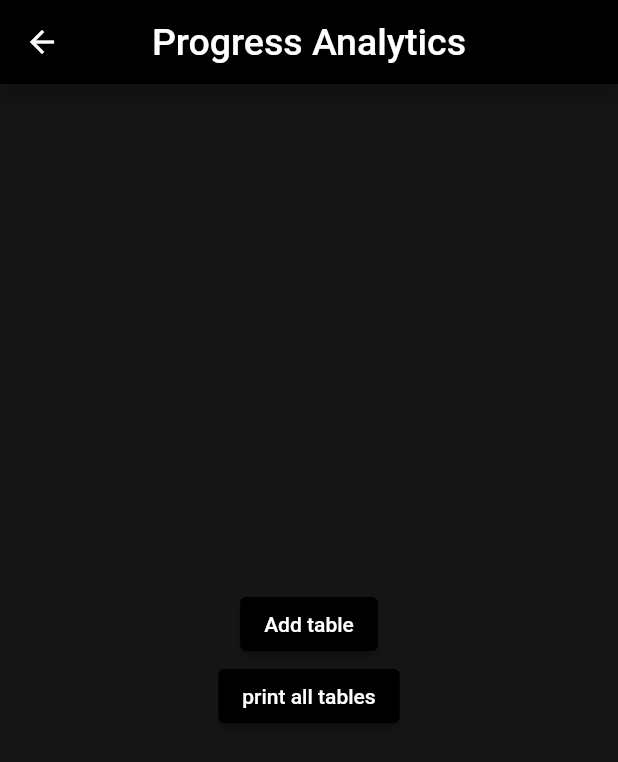
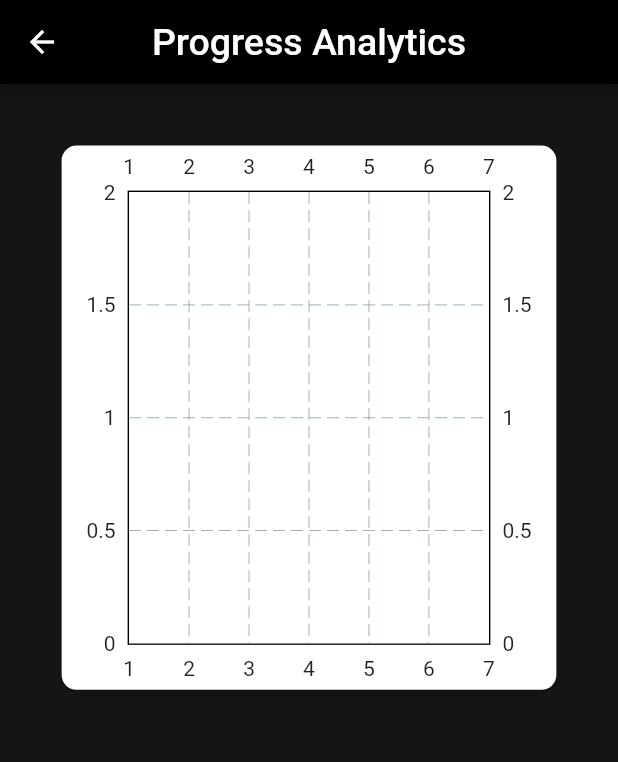
Before and after one commit to thenoisyninga/the_workout_app, a Flutter app: the ProgressAnalytics screen opened by its route, on a phone screen of 412 x 824 dp. Shown: the top 762 px of the screen. Run offline on Flutter 3.47's test engine with Material 2 defaults, Android fonts, the phone set to English and light mode, and no system bars; drawn by our look-alikes of fl_chart; our stand-ins replace auto_size_text, flutter_image_slideshow, shared_preferences, sqflite; accounts and stored records are empty.

Commit message:
Finished working on the algorithms that reads and represents data on graphs.

```diff
--- a/lib/data_management/database_operations.dart
+++ b/lib/data_management/database_operations.dart
@@ -49,7 +49,7 @@ int generateDateID(DateTime now) {
 }
 
 Future<void> addStoredWorkoutDataToDatabase() async {
-  List<Map> persistedDataList = await getWorkoutCardDataList();
+  List<Map> persistedDataList = await getPersistedWorkoutCardDataList();
   int dateId = generateDateID(DateTime.now());
   for (Map workoutData in persistedDataList) {
     var workoutName = workoutData['workoutName'].toString().replaceAll('-', '');
@@ -74,9 +74,10 @@ Future<List<DayWorkoutData>> getWorkoutDataListFromDatabase(String workoutName,
 
 
   final List<Map<String, dynamic>> maps = await workoutDatabase.query('$workoutName', orderBy: 'dateId', limit: limit);
-
+  print('the fetched string data: $maps');
   // Convert the List<Map<String, dynamic> into a List<Dog>.
   return List.generate(maps.length, (i) {
+    print('${maps[i]['dateId']}, perSet: ${maps[i]['perSet']}, numOfSets: ${maps[i]['numOfSet']}');
     return DayWorkoutData(
       dateId: maps[i]['dateId'],
       perSet: maps[i]['perSet'],
--- a/lib/data_management/workout_card_data_management.dart
+++ b/lib/data_management/workout_card_data_management.dart
@@ -12,7 +12,6 @@ Future<void> addWorkoutData(String workoutName, int perSet,int numOfSets) async
   if (pulledWorkoutCardDataCache == null) {
     prefs.setStringList('Workout Card Data Cache', []);
   } else {
-    List<Map> returnMapList = [];
     for (String stringData in pulledWorkoutCardDataCache) {
       List<String> x = stringData.split(',');
       if (workoutName.toLowerCase() == x[0].toLowerCase()) {
@@ -63,7 +62,7 @@ Future<void> removeWorkoutData(String workoutName) async {
   }
 }
 
-Future<List<Map>> getWorkoutCardDataList() async {
+Future<List<Map>> getPersistedWorkoutCardDataList() async {
   final prefs = await SharedPreferences.getInstance();
 
   List<String>? pulledWorkoutCardDataCache = prefs.getStringList(
@@ -73,6 +72,7 @@ Future<List<Map>> getWorkoutCardDataList() async {
     prefs.setStringList('Workout Card Data Cache', []);
     return [];
   } else {
+    print('Persisted Workout Data: $pulledWorkoutCardDataCache');
     List<Map> returnMapList = [];
     for (String stringData in pulledWorkoutCardDataCache) {
       List<String> x = stringData.split(',');
@@ -83,6 +83,7 @@ Future<List<Map>> getWorkoutCardDataList() async {
       };
       returnMapList.add(returnMap);
     }
+    print("Generated Map from persisted data: $returnMapList");
     return returnMapList;
   }
 }
--- a/lib/data_representatioin/graph_from_data.dart
+++ b/lib/data_representatioin/graph_from_data.dart
@@ -20,42 +20,45 @@ class LineChartWidget extends StatelessWidget {
   final int limit;
   var workoutDayData;
 
-  Future<void> getFutureWorkoutDataListFromDatabase() async {
-    // workoutDayData = await getWorkoutDataListFromDatabase(workoutName, limit);
-  }
-
   @override
   Widget build(BuildContext context) {
-    getFutureWorkoutDataListFromDatabase();
-    return Container();
-    // return FutureBuilder(
-    //     future: getWorkoutDataListFromDatabase(workoutName, limit),
-    //     builder: (context, snapshot) {
-    //       if (snapshot.hasData) {
-    //         return LineChart(
-    //           LineChartData(
-    //               backgroundColor: Colors.white,
-    //               maxX: 7,
-    //               minX: 0,
-    //               maxY: 25,
-    //               minY: 0,
-    //               lineBarsData: [
-    //                 LineChartBarData(
-    //                   spots: pointsListFromWorkoutData(snapshot.data! as List<DayWorkoutData>, limit),
-    //                   barWidth: 5,
-    //                 )
-    //               ]),
-    //         );
-    //       } else {
-    //         return CircularProgressIndicator();
-    //       }
-    //     });
+    return FutureBuilder(
+        future: getWorkoutDataListFromDatabase(workoutName, limit),
+        builder: (context, snapshot) {
+          if (snapshot.hasData) {
+            return LineChart(
+              LineChartData(
+                  backgroundColor: Colors.white,
+                  maxX: limit.toDouble(),
+                  minX: 1,
+                  maxY: getMaxYValue(pointsListFromWorkoutData(snapshot.data! as List<DayWorkoutData>, limit)),
+                  minY: getMinYValue(pointsListFromWorkoutData(snapshot.data! as List<DayWorkoutData>, limit)),
+                  lineBarsData: [
+                    LineChartBarData(
+                      spots: pointsListFromWorkoutData(snapshot.data! as List<DayWorkoutData>, limit),
+                      barWidth: 5,
+                    )
+                  ]),
+            );
+          } else {
+            return Center(
+              child: Container(
+                  height: 20,
+                  width: 20,
+                  child: CircularProgressIndicator()
+              ),
+            );
+          }
+        });
   }
 }
 
-List<FlSpot> pointsListFromWorkoutData(List<DayWorkoutData> dayWorkoutDataList, int limit) {
+List<FlSpot> pointsListFromWorkoutData(
+    List<DayWorkoutData> dayWorkoutDataList, int limit) {
   List<DateTime> datesList = getPastDates(limit);
   List<int> dateIdList = [];
+
+  print('pointsListFromWorkoutData called.');
 
   for (var date in datesList) {
     dateIdList.add(generateDateID(date));
@@ -70,34 +73,37 @@ List<FlSpot> pointsListFromWorkoutData(List<DayWorkoutData> dayWorkoutDataList,
     for (DayWorkoutData dayWorkoutData in dayWorkoutDataList) {
       if (returnList[index].x == dayWorkoutData.dateId) {
         returnList[index] =
-            FlSpot(index.toDouble(), dayWorkoutData.perSet.toDouble());
+            FlSpot(limit - index.toDouble(), dayWorkoutData.perSet.toDouble());
       } else {
-        returnList[index] = FlSpot(index.toDouble(), 0);
+        returnList[index] = FlSpot(limit - index.toDouble(), 0);
       }
     }
-
-    return returnList;
   }
 
   return returnList;
 }
 
-int getMaxYValue(List<DayWorkoutData> dayWorkoutDataList) {
-  int max = 0;
-  for (DayWorkoutData dayWorkoutData in dayWorkoutDataList) {
-    if (dayWorkoutData.perSet > max) {
-      max = dayWorkoutData.perSet;
+double getMaxYValue(List<FlSpot> FlSpotsList) {
+  var max = 0.0;
+  for (var spot in FlSpotsList) {
+    if (spot.y > max) {
+      max = spot.y;
     }
   }
-  return (max + 5);
+  return (max + 2);
 }
 
-int getMinYValue(List<DayWorkoutData> dayWorkoutDataList) {
-  var min = 100000000000000000;
-  for (DayWorkoutData dayWorkoutData in dayWorkoutDataList) {
-    if (dayWorkoutData.perSet < min) {
-      min = dayWorkoutData.perSet;
+
+double getMinYValue(List<FlSpot> FlSpotsList) {
+  var min = 100000000000000000.0;
+  for (var spot in FlSpotsList) {
+    if (spot.y < min) {
+      min = spot.y;
     }
   }
-  return (min - 5);
+  if (min <= 2){
+    return min;
+  } else {
+    return (min - 2);
+  }
 }
--- a/lib/pages/add_new_progress.dart
+++ b/lib/pages/add_new_progress.dart
@@ -84,7 +84,7 @@ class _AddNewProgressState extends State<AddNewProgress> {
                               actions: [
                                 TextButton(
                                     onPressed: () {
-                                      // addStoredWorkoutDataToDatabase();
+                                      addStoredWorkoutDataToDatabase();
                                       Navigator.pop(_);
                                       showDialog(context: context, builder: (_) => AlertDialog(
                                         shape: RoundedRectangleBorder(
@@ -137,7 +137,7 @@ class _AddNewProgressState extends State<AddNewProgress> {
           ),
           body: SizedBox(
               child: FutureBuilder(
-            future: getWorkoutCardDataList(),
+            future: getPersistedWorkoutCardDataList(),
             builder: (BuildContext context,
                 AsyncSnapshot<List<Map<dynamic, dynamic>>> snapshot) {
               return ListView(
--- a/lib/pages/progress_analytics.dart
+++ b/lib/pages/progress_analytics.dart
@@ -1,6 +1,5 @@
 import 'package:flutter/material.dart';
 
-import '../data_management/database_operations.dart';
 import '../data_representatioin/graph_from_data.dart';
 
 class ProgressAnalytics extends StatelessWidget {
@@ -20,42 +19,25 @@ class ProgressAnalytics extends StatelessWidget {
           ),
           centerTitle: true,
         ),
-        // body: Container(
-        //   alignment: Alignment.center,
-        //   child: ListView(
-        //     padding: EdgeInsets.all(w*4),
-        //     children: [
-        //       Padding(
-        //         padding: EdgeInsets.all(w*5),
-        //         child: Container(
-        //           height: h*45,
-        //           width: w*90,
-        //           child: Card(
-        //             shape: RoundedRectangleBorder(
-        //                 borderRadius: BorderRadius.circular(10)
-        //             ),
-        //             child: LineChartWidget(workoutName: 'Pushups', limit: 7,),
-        //           ),
-        //         ),
-        //       ),
-        //     ]
-        //   ),
-        // ),
-        body: Center(
-          child: Column(
-            mainAxisAlignment: MainAxisAlignment.center,
+        body: Container(
+          alignment: Alignment.center,
+          child: ListView(
+            padding: EdgeInsets.all(w*4),
             children: [
-              ElevatedButton(
-                  onPressed: () {
-                    addWorkoutTableToDatabase('Pushups');
-                  },
-                  child: Text('Add table')),
-              ElevatedButton(
-                  onPressed: () {
-                    removeTableFromDatabase('Pushups');
-                  },
-                  child: Text('print all tables')),
-            ],
+              Padding(
+                padding: EdgeInsets.all(w*5),
+                child: Container(
+                  height: h*45,
+                  width: w*90,
+                  child: Card(
+                    shape: RoundedRectangleBorder(
+                        borderRadius: BorderRadius.circular(10)
+                    ),
+                    child: LineChartWidget(workoutName: 'Pushups', limit: 7,),
+                  ),
+                ),
+              ),
+            ]
           ),
         ),
       ));
```
